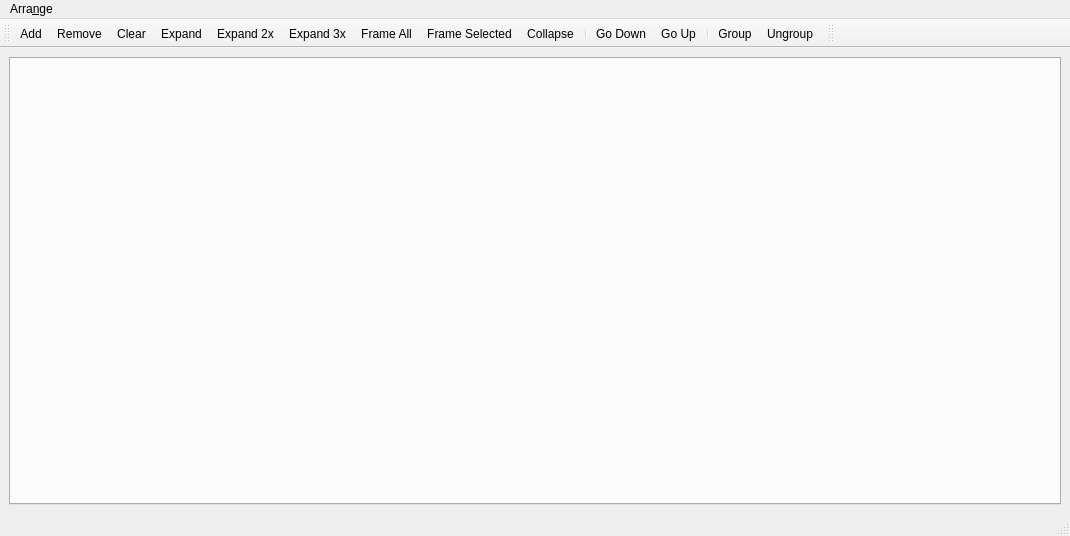
Before: the Qt Designer form python/omtk/qt_widgets/widget_nodegraph/ui/nodegraph_widget.ui in renaudll/omtk, drawn with Qt 5.
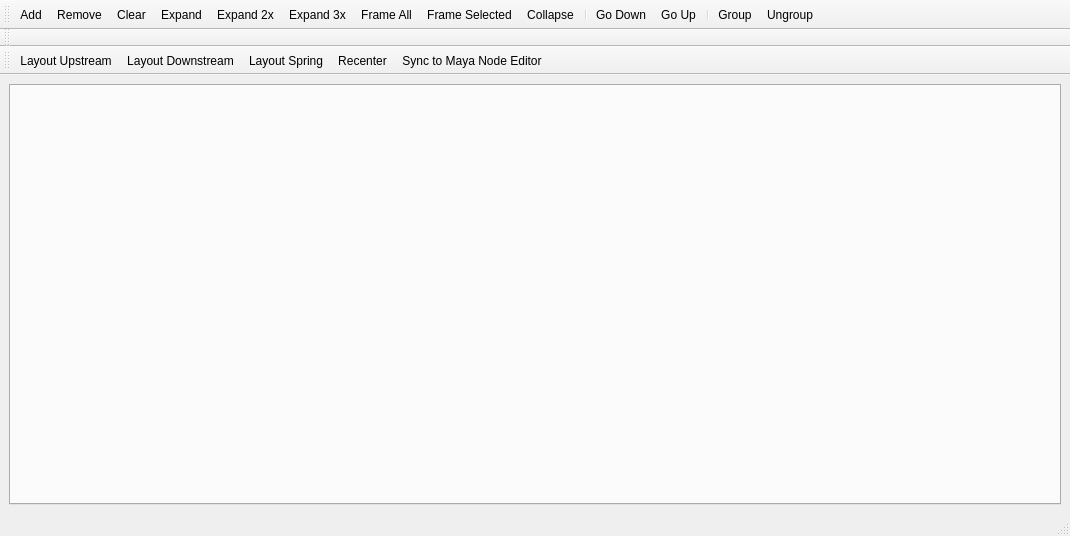
After: the same form once the commit is applied. Custom widgets are drawn as their Qt base class.

Commit message: wip on form_add_attribute

What changed in the file:
```diff
--- a/python/omtk/qt_widgets/widget_nodegraph/ui/nodegraph_widget.ui
+++ b/python/omtk/qt_widgets/widget_nodegraph/ui/nodegraph_widget.ui
@@ -24,28 +24,6 @@
     </item>
    </layout>
   </widget>
-  <widget class="QMenuBar" name="menubar">
-   <property name="geometry">
-    <rect>
-     <x>0</x>
-     <y>0</y>
-     <width>1070</width>
-     <height>22</height>
-    </rect>
-   </property>
-   <widget class="QMenu" name="menuNodes">
-    <property name="title">
-     <string>Arra&amp;nge</string>
-    </property>
-    <addaction name="actionMatchMayaEditorPositions"/>
-    <addaction name="separator"/>
-    <addaction name="actionLayoutUpstream"/>
-    <addaction name="actionLayoutDownstream"/>
-    <addaction name="actionLayoutSpring"/>
-    <addaction name="actionLayoutRecenter"/>
-   </widget>
-   <addaction name="menuNodes"/>
-  </widget>
   <widget class="QStatusBar" name="statusbar"/>
   <widget class="QToolBar" name="toolBar">
    <property name="windowTitle">
@@ -81,9 +59,25 @@
     <enum>TopToolBarArea</enum>
    </attribute>
    <attribute name="toolBarBreak">
-    <bool>false</bool>
+    <bool>true</bool>
    </attribute>
   </widget>
+  <widget class="QToolBar" name="toolBar_arrange">
+   <property name="windowTitle">
+    <string>toolBar_2</string>
+   </property>
+   <attribute name="toolBarArea">
+    <enum>TopToolBarArea</enum>
+   </attribute>
+   <attribute name="toolBarBreak">
+    <bool>true</bool>
+   </attribute>
+   <addaction name="actionLayoutUpstream"/>
+   <addaction name="actionLayoutDownstream"/>
+   <addaction name="actionLayoutSpring"/>
+   <addaction name="actionLayoutRecenter"/>
+   <addaction name="actionMatchMayaEditorPositions"/>
+  </widget>
   <action name="actionAdd">
    <property name="text">
     <string>Add</string>
@@ -131,7 +125,7 @@
   </action>
   <action name="actionMatchMayaEditorPositions">
    <property name="text">
-    <string>&amp;Set positions to Maya NodeEditor</string>
+    <string>&amp;Sync to Maya Node Editor</string>
    </property>
   </action>
   <action name="actionLayoutUpstream">
```
The commit also changes 11 other files.
